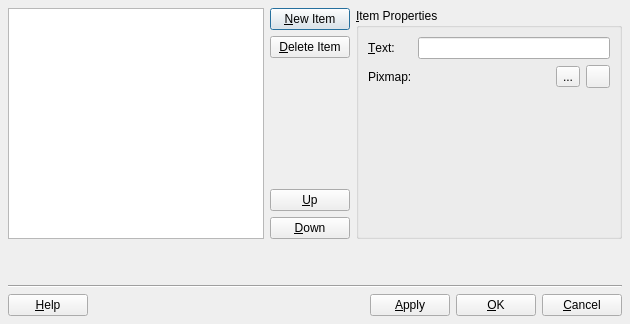
Before: the Qt Designer form tools/designer/src/components/taskmenu/listwidgeteditor.ui in arnt/qt-history2, drawn with Qt 5.
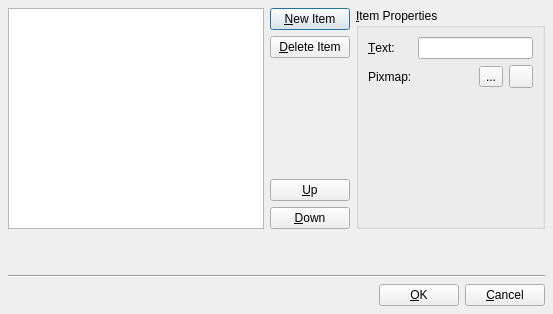
After: the same form once the commit is applied.

Commit message:
p4i integration Integrate 178848 from 4.0 to main: Details: removed the help and the apply button
[git-p4: depot-paths = "//depot/qt/main/": change = 178849]

Diff of the .ui file:
```diff
--- a/tools/designer/src/components/taskmenu/listwidgeteditor.ui
+++ b/tools/designer/src/components/taskmenu/listwidgeteditor.ui
@@ -8,8 +8,8 @@
    <rect>
     <x>0</x>
     <y>0</y>
-    <width>630</width>
-    <height>324</height>
+    <width>553</width>
+    <height>314</height>
    </rect>
   </property>
   <property name="windowTitle" >
@@ -197,13 +197,6 @@
      <property name="spacing" >
       <number>6</number>
      </property>
-     <item>
-      <widget class="QPushButton" name="helpButton" >
-       <property name="text" >
-        <string>&amp;Help</string>
-       </property>
-      </widget>
-     </item>
      <item>
       <spacer>
        <property name="orientation" >
@@ -217,13 +210,6 @@
        </property>
       </spacer>
      </item>
-     <item>
-      <widget class="QPushButton" name="applyButton" >
-       <property name="text" >
-        <string>&amp;Apply</string>
-       </property>
-      </widget>
-     </item>
      <item>
       <widget class="QPushButton" name="okButton" >
        <property name="text" >
```
Left out of the diff: 8 changed lines with no effect on the pictures.
